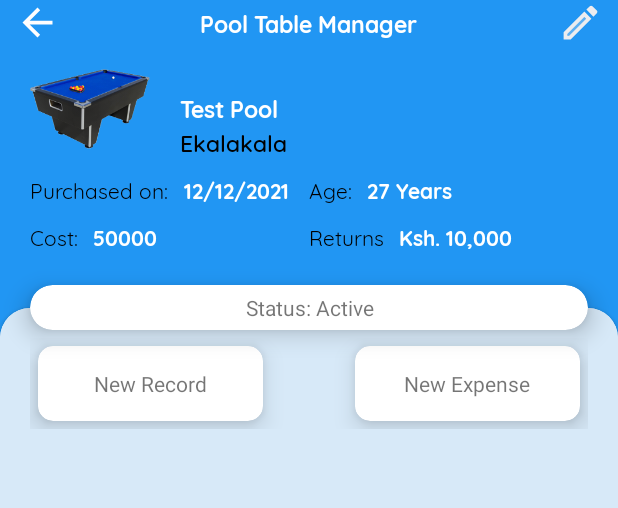
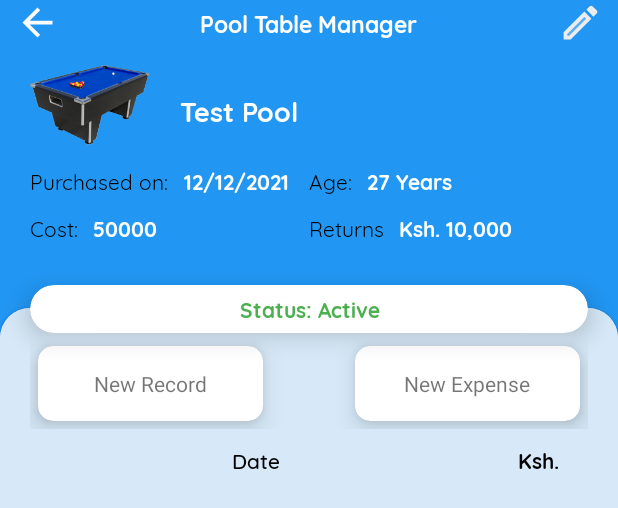
Before and after one commit to mulukadan/MUNITAPP, an Android app: the layout activity_pool_table.xml on its own in the app's theme, with its tools: preview values and no code run, on a phone screen of 412 x 824 dp. Shown: the top 508 px of the screen. Run offline under Robolectric (Android 15) with nearby library versions, the phone set to English and light mode, and no system bars; plain views replace CircularImageView.

Commit message:
Able to coppy pool data

```diff
--- a/app/src/main/java/com/munit/m_unitapp/ADAPTERS/PoolRecordsAdapter_New.java
+++ b/app/src/main/java/com/munit/m_unitapp/ADAPTERS/PoolRecordsAdapter_New.java
@@ -44,7 +44,7 @@ public class PoolRecordsAdapter_New extends RecyclerView.Adapter<PoolRecordsAdap
 
         PoolRecordNew current = data.get(position);
         holder.Date.setText(current.getDate());
-        holder.Total.setText("Ksh. " + currencyFormatter(current.getAmount()));
+        holder.Total.setText(currencyFormatter(current.getAmount()));
     }
 
     @Override
--- a/app/src/main/java/com/munit/m_unitapp/UI/POOL/PoolTableActivity.java
+++ b/app/src/main/java/com/munit/m_unitapp/UI/POOL/PoolTableActivity.java
@@ -124,7 +124,6 @@ public class PoolTableActivity extends AppCompatActivity {
         ageTV = findViewById(R.id.ageTV);
         returnsTV = findViewById(R.id.returnsTV);
         ProfilePic = findViewById(R.id.ProfilePic);
-        locationTV = findViewById(R.id.locationTV);
         nameTV = findViewById(R.id.nameTV);
         newRcdBtn = findViewById(R.id.newRcdBtn);
 
@@ -309,8 +308,8 @@ public class PoolTableActivity extends AppCompatActivity {
         costTV.setText("Ksh. " + String.format("%,.2f", (double) poolTable.getCost()));
         returnsTV.setText("Ksh. " + String.format("%,.2f", (double) poolTable.getReturns()));
         dateOfPurchaseTV.setText(poolTable.getDateOfPurchase());
-        locationTV.setText(poolTable.getLocation());
-        nameTV.setText(poolTable.getName());
+
+        nameTV.setText(poolTable.getName() + ", " + poolTable.getLocation());
 
         if (poolTable.getColor().equalsIgnoreCase("blue")) {
             ProfilePic.setBackgroundResource(R.drawable.blue_pool_table);
--- a/app/src/main/res/layout/activity_pool_table.xml
+++ b/app/src/main/res/layout/activity_pool_table.xml
@@ -34,8 +34,8 @@ tools:context=".UI.POOL.PoolTableActivity">
             android:id="@+id/editPLBtn"
             android:layout_width="30dp"
             android:layout_height="30dp"
+            android:layout_alignParentEnd="true"
             android:layout_centerVertical="true"
-        android:layout_alignParentEnd="true"
             android:layout_marginRight="10dp"
             android:src="@drawable/ic_twotone_edit" />
 
@@ -82,20 +82,7 @@ tools:context=".UI.POOL.PoolTableActivity">
                     android:fontFamily="@font/bold"
                     android:text="Test Pool"
                     android:textColor="@color/white"
-                android:textSize="15dp" />
-
-            <TextView
-                android:id="@+id/locationTV"
-                android:layout_width="wrap_content"
-                android:layout_height="wrap_content"
-                android:layout_below="@+id/nameTV"
-                android:layout_marginLeft="20dp"
-                android:layout_marginTop="0dp"
-                android:textColor="#000000"
-                android:layout_toRightOf="@+id/ProfilePic"
-                android:fontFamily="@font/medium"
-                android:text="Ekalakala"
-                android:textSize="15dp" />
+                    android:textSize="18dp" />
 
 
             </RelativeLayout>
@@ -115,9 +102,9 @@ tools:context=".UI.POOL.PoolTableActivity">
                     <TextView
                         android:layout_width="wrap_content"
                         android:layout_height="wrap_content"
-                    android:textColor="#000000"
                         android:fontFamily="@font/regular"
-                    android:text="Purchased on:" />
+                        android:text="Purchased on:"
+                        android:textColor="#000000" />
 
                     <TextView
                         android:id="@+id/dateOfPurchaseTV"
@@ -139,9 +126,9 @@ tools:context=".UI.POOL.PoolTableActivity">
                     <TextView
                         android:layout_width="wrap_content"
                         android:layout_height="wrap_content"
-                    android:textColor="#000000"
                         android:fontFamily="@font/regular"
-                    android:text="Age:" />
+                        android:text="Age:"
+                        android:textColor="#000000" />
 
                     <TextView
                         android:id="@+id/ageTV"
@@ -172,8 +159,8 @@ tools:context=".UI.POOL.PoolTableActivity">
                         android:layout_width="wrap_content"
                         android:layout_height="wrap_content"
                         android:fontFamily="@font/regular"
-                    android:textColor="#000000"
-                    android:text="Cost:" />
+                        android:text="Cost:"
+                        android:textColor="#000000" />
 
                     <TextView
                         android:id="@+id/costTV"
@@ -196,8 +183,8 @@ tools:context=".UI.POOL.PoolTableActivity">
                         android:layout_width="wrap_content"
                         android:layout_height="wrap_content"
                         android:fontFamily="@font/regular"
-                    android:textColor="#000000"
-                    android:text="Returns" />
+                        android:text="Returns"
+                        android:textColor="#000000" />
 
                     <TextView
                         android:id="@+id/returnsTV"
@@ -230,13 +217,15 @@ tools:context=".UI.POOL.PoolTableActivity">
                 android:textAlignment="center">
 
                 <TextView
-                android:padding="5dp"
                     android:id="@+id/emplymentStatusTV"
                     android:layout_width="match_parent"
                     android:layout_height="wrap_content"
                     android:layout_centerVertical="true"
+                    android:fontFamily="@font/bold"
+                    android:padding="5dp"
+                    android:text="Status: Active"
                     android:textAlignment="center"
-                android:text="Status: Active" />
+                    android:textColor="#4CAF50" />
             </RelativeLayout>
 
         </androidx.cardview.widget.CardView>
@@ -252,33 +241,33 @@ tools:context=".UI.POOL.PoolTableActivity">
                 android:layout_width="match_parent"
                 android:layout_height="match_parent"
                 android:background="#D7E9F8"
-            android:paddingTop="10dp"
-            android:orientation="vertical">
+                android:orientation="vertical"
+                android:paddingTop="10dp">
 
                 <RelativeLayout
                     android:layout_width="match_parent"
                     android:layout_height="wrap_content"
+                    android:layout_marginHorizontal="20dp"
                     android:orientation="horizontal"
-                android:paddingVertical="10dp"
-                android:layout_marginHorizontal="20dp"
-                >
+                    android:paddingVertical="10dp">
+
                     <androidx.cardview.widget.CardView
                         android:layout_width="150dp"
                         android:layout_height="50dp"
-                    app:cardElevation="10dp"
                         android:layout_margin="5dp"
                         app:cardCornerRadius="10dp"
-                    >
+                        app:cardElevation="10dp">
+
                         <RelativeLayout
                             android:id="@+id/newRcdBtn"
                             android:layout_width="match_parent"
-                        android:layout_height="match_parent"
-                        >
+                            android:layout_height="match_parent">
+
                             <TextView
                                 android:layout_width="wrap_content"
                                 android:layout_height="wrap_content"
                                 android:layout_centerInParent="true"
-                            android:text="New Record"/>
+                                android:text="New Record" />
 
                         </RelativeLayout>
                     </androidx.cardview.widget.CardView>
@@ -287,35 +276,64 @@ tools:context=".UI.POOL.PoolTableActivity">
                         android:layout_width="150dp"
                         android:layout_height="50dp"
                         android:layout_alignParentEnd="true"
-                    app:cardElevation="10dp"
                         android:layout_margin="5dp"
                         app:cardCornerRadius="10dp"
-                    >
+                        app:cardElevation="10dp">
+
                         <RelativeLayout
                             android:id="@+id/payBtn"
                             android:layout_width="match_parent"
-                        android:layout_height="match_parent"
-                        >
+                            android:layout_height="match_parent">
 
                             <TextView
                                 android:layout_width="wrap_content"
                                 android:layout_height="wrap_content"
                                 android:layout_centerInParent="true"
-                            android:text="New Expense"/>
+                                android:text="New Expense" />
 
                         </RelativeLayout>
                     </androidx.cardview.widget.CardView>
 
                 </RelativeLayout>
+
+                <LinearLayout
+                    android:layout_width="match_parent"
+                    android:layout_height="wrap_content"
+                    android:layout_marginHorizontal="20dp"
+                    android:layout_marginLeft="10dp"
+                    android:orientation="horizontal"
+                    android:weightSum="10">
+
+                    <TextView
+                        android:id="@+id/date"
+                        android:layout_width="0dp"
+                        android:layout_height="wrap_content"
+                        android:layout_marginRight="20dp"
+                        android:layout_weight="5"
+                        android:fontFamily="@font/medium"
+                        android:text="Date"
+                        android:textAlignment="viewEnd"
+                        android:textColor="#000000" />
+
+                    <TextView
+                        android:id="@+id/Total"
+                        android:layout_width="0dp"
+                        android:layout_height="wrap_content"
+                        android:layout_marginRight="20dp"
+                        android:layout_weight="5"
+                        android:fontFamily="@font/bold"
+                        android:text="Ksh."
+                        android:textAlignment="viewEnd"
+                        android:textColor="#000000" />
+                </LinearLayout>
+
                 <androidx.recyclerview.widget.RecyclerView
                     android:id="@+id/recordsRV"
                     android:layout_width="match_parent"
                     android:layout_height="match_parent"
-                android:layout_marginBottom="20dp"
                     android:layout_marginHorizontal="20dp"
-                android:layout_marginTop="10dp"
-                >
-            </androidx.recyclerview.widget.RecyclerView>
+                    android:layout_marginTop="1dp"
+                    android:layout_marginBottom="20dp"></androidx.recyclerview.widget.RecyclerView>
 
             </LinearLayout>
         </androidx.cardview.widget.CardView>
--- a/app/src/main/res/layout/layout_record_new.xml
+++ b/app/src/main/res/layout/layout_record_new.xml
@@ -39,6 +39,8 @@
                     android:layout_weight="5"
                     android:fontFamily="@font/medium"
                     android:textColor="#000000"
+                    android:textAlignment="viewEnd"
+                    android:layout_marginRight="20dp"
                     android:text="Date" />
                 <TextView
                     android:id="@+id/Total"
@@ -47,6 +49,8 @@
                     android:fontFamily="@font/bold"
                     android:layout_weight="5"
                     android:textColor="#000000"
+                    android:textAlignment="viewEnd"
+                    android:layout_marginRight="20dp"
                     android:text="Ksh. 2000" />
             </LinearLayout>
         </LinearLayout>
```
Also changed, not shown: app/src/main/java/com/munit/m_unitapp/UI/POOL/PoolHistActivity.java (+81 -27 lines), app/src/main/res/layout/activity_pool_hist.xml (+8 -2 lines). Lines whose indentation alone changed are shown as unchanged.
